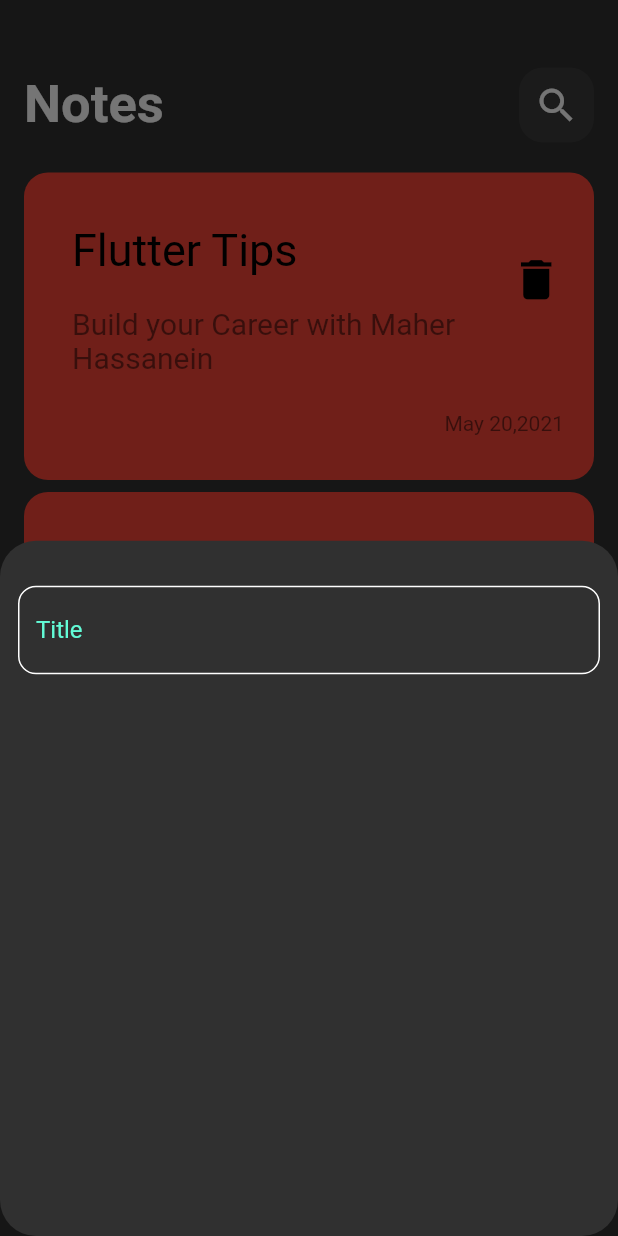
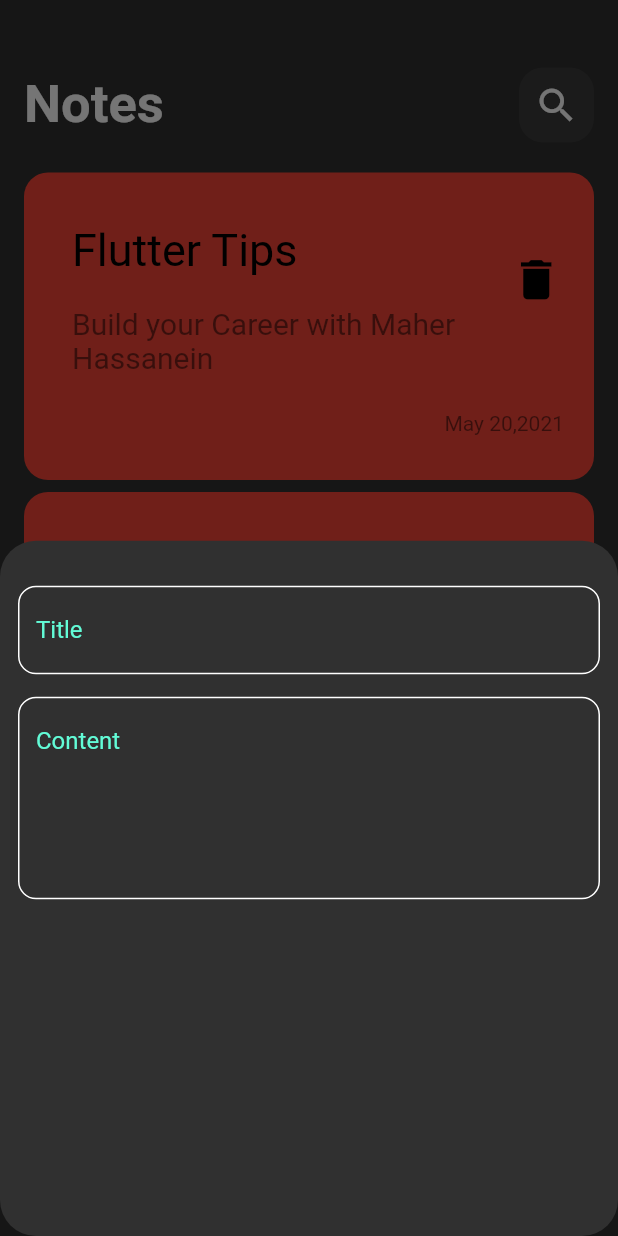
Before and after one commit to MaherHassanein/notes_app, a Flutter app: the screen it shows after launch, after a tap on the "add" icon, on a phone screen of 412 x 824 dp. Run offline on Flutter 3.47's test engine with Material 2 defaults, Android fonts, the phone set to English and light mode, and no system bars; Roboto replaces fonts that are missing (Poppins).

Commit message:
add notes buttom field

```diff
--- a/lib/widgets/addnote_buttomsheet.dart
+++ b/lib/widgets/addnote_buttomsheet.dart
@@ -7,6 +7,19 @@ class AddNoteButtom extends StatelessWidget {
 
   @override
   Widget build(BuildContext context) {
-    return CustomTextField();
+    return Column(
+      children: [
+        CustomTextField(
+          hint: 'Title',
+        ),
+        SizedBox(
+          height: 15,
+        ),
+        CustomTextField(
+          hint: 'Content',
+          maxlines: 5,
+        ),
+      ],
+    );
   }
 }
--- a/lib/widgets/custom_textfield.dart
+++ b/lib/widgets/custom_textfield.dart
@@ -2,14 +2,16 @@ import 'package:flutter/material.dart';
 import 'package:notes_app/costant/costant.dart';
 
 class CustomTextField extends StatelessWidget {
-  const CustomTextField({super.key});
-
+  const CustomTextField({required this.hint, this.maxlines = 1});
+  final String hint;
+  final int maxlines;
   @override
   Widget build(BuildContext context) {
     return TextField(
+      maxLines: maxlines,
       cursorColor: KPrimaryColor,
       decoration: InputDecoration(
-        hintText: 'Title',
+        hintText: hint,
         hintStyle: TextStyle(
           color: KPrimaryColor,
         ),
```
